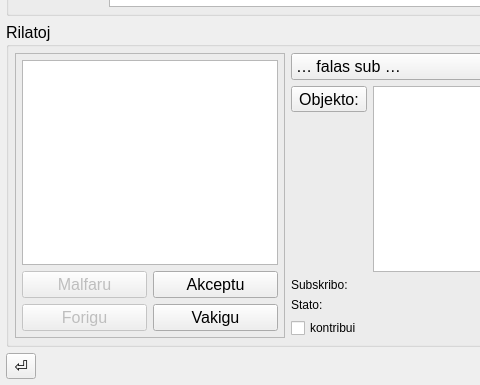
Above: tezauxro.ui from MDCremer/Gradivus before the change; both pictures show x 0 to 480 and y 215 to 600 of the 800 by 600 pixel window. Below: the same form after it.
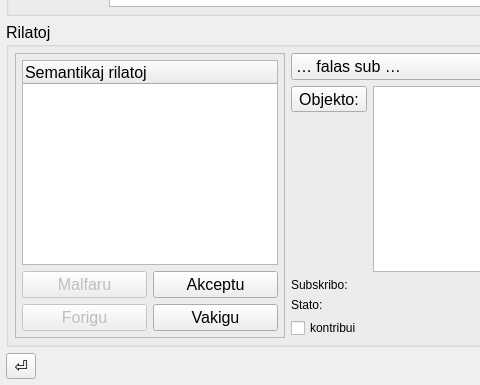
That is the form after the change. The open tabs and pages were chosen to show the change. Icons and pictures are not drawn.

Patch:
```diff
--- a/tezauxro.ui
+++ b/tezauxro.ui
@@ -184,13 +184,18 @@
               <number>6</number>
              </property>
              <item>
-              <widget class="QTreeView" name="rilatojListo">
+              <widget class="QTreeWidget" name="rilatojListo">
                <property name="sizePolicy">
                 <sizepolicy hsizetype="Maximum" vsizetype="Expanding">
                  <horstretch>0</horstretch>
                  <verstretch>0</verstretch>
                 </sizepolicy>
                </property>
+               <column>
+                <property name="text">
+                 <string>Semantikaj rilatoj</string>
+                </property>
+               </column>
               </widget>
              </item>
              <item>
```
